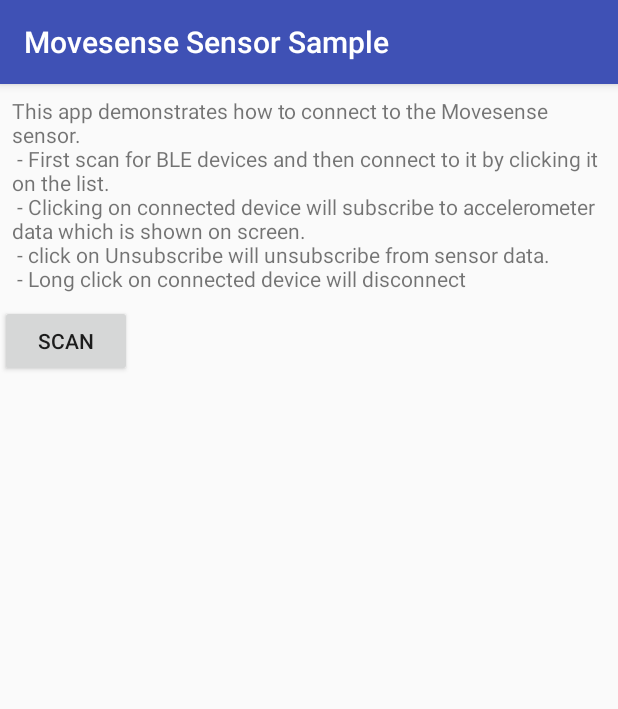
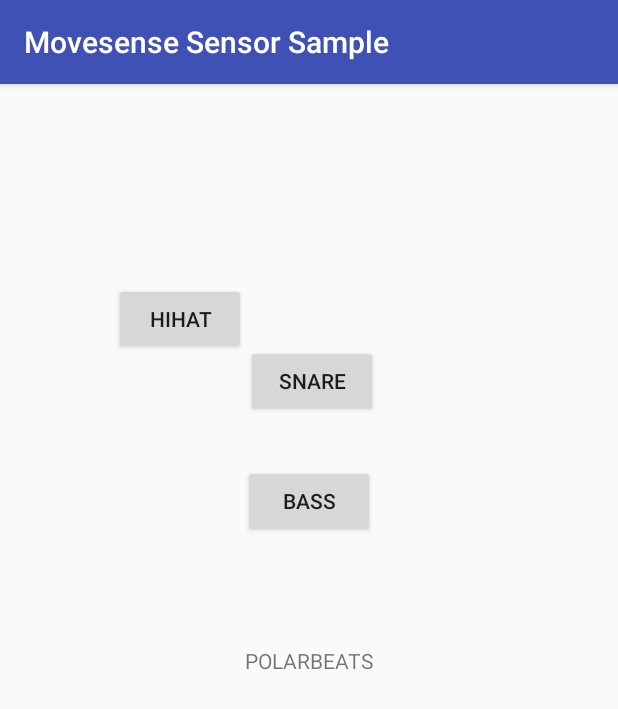
Before and after one commit to mjturt/polarbeats, an Android app: the screen it shows after launch (MainActivity), on a phone screen of 412 x 824 dp. Shown: the top 709 px of the screen. Run offline under Robolectric (Android 15) with nearby library versions, the light colour scheme and no system bars.

Commit message:
Mainactivity rumpunäkymäksi

```diff
--- a/app/src/main/java/com/movesense/samples/sensorsample/MainActivity.java
+++ b/app/src/main/java/com/movesense/samples/sensorsample/ConnectActivity.java
@@ -30,8 +30,8 @@
 
 import rx.Subscription;
 
-public class MainActivity extends AppCompatActivity implements AdapterView.OnItemLongClickListener, AdapterView.OnItemClickListener  {
-    private static final String LOG_TAG = MainActivity.class.getSimpleName();
+public class ConnectActivity extends AppCompatActivity implements AdapterView.OnItemLongClickListener, AdapterView.OnItemClickListener  {
+    private static final String LOG_TAG = ConnectActivity.class.getSimpleName();
     private static final int MY_PERMISSIONS_REQUEST_LOCATION = 1;
 
     // MDS
@@ -56,7 +56,7 @@
     @Override
     protected void onCreate(Bundle savedInstanceState) {
         super.onCreate(savedInstanceState);
-        setContentView(R.layout.activity_main);
+        setContentView(R.layout.activity_connect);
 
         // Init Scan UI
         mScanResultListView = (ListView)findViewById(R.id.listScanResult);
--- /dev/null
+++ b/app/src/main/java/com/movesense/samples/sensorsample/MainActivity.kt
@@ -0,0 +1,45 @@
+package com.movesense.samples.sensorsample
+
+import android.media.MediaPlayer
+import android.support.v7.app.AppCompatActivity
+import android.os.Bundle
+import android.widget.Button
+
+class MainActivity : AppCompatActivity() {
+
+    private lateinit var snare: MediaPlayer
+    private lateinit var bass: MediaPlayer
+    private lateinit var hihat: MediaPlayer
+
+    override fun onCreate (savedInstanceState: Bundle?) {
+        super.onCreate (savedInstanceState)
+        setContentView (R.layout.activity_main)
+
+        snare = MediaPlayer.create (this, R.raw.snare)
+        bass = MediaPlayer.create (this, R.raw.bass)
+        hihat = MediaPlayer.create (this, R.raw.hihat)
+
+        val snareButton = findViewById (R.id.snare) as Button
+        val bassButton = findViewById (R.id.bass) as Button
+        val hihatButton = findViewById (R.id.hihat) as Button
+
+        snareButton.setOnClickListener {
+            snare.start()
+        }
+
+        bassButton.setOnClickListener {
+            bass.start()
+        }
+
+        hihatButton.setOnClickListener {
+            hihat.start()
+        }
+    }
+
+    override fun onDestroy () {
+        super.onDestroy ()
+        snare.release ()
+        bass.release ()
+        hihat.release ()
+    }
+}
--- a/app/src/main/res/layout/activity_main.xml
+++ b/app/src/main/res/layout/activity_main.xml
@@ -1,75 +1,47 @@
 <?xml version="1.0" encoding="utf-8"?>
-<android.support.constraint.ConstraintLayout xmlns:android="http://schemas.android.com/apk/res/android"
+<android.support.constraint.ConstraintLayout
+        xmlns:android="http://schemas.android.com/apk/res/android"
+        xmlns:tools="http://schemas.android.com/tools"
         xmlns:app="http://schemas.android.com/apk/res-auto"
-    xmlns:tools="http://schemas.android.com/tools"
         android:layout_width="match_parent"
         android:layout_height="match_parent"
-    tools:context="com.movesense.movesensedocsample.MainActivity">
-
-    <LinearLayout
-        android:layout_width="match_parent"
-        android:layout_height="match_parent"
-        android:orientation="vertical"
-        tools:layout_editor_absoluteY="8dp"
-        tools:layout_editor_absoluteX="8dp">
+        tools:context=".MainActivity">
 
     <TextView
-            android:id="@+id/textView"
-            android:layout_width="match_parent"
-            android:layout_height="wrap_content"
-            android:layout_margin="8dp"
-            android:text="@string/instructions_text" />
-
-        <Button
-            android:id="@+id/buttonScan"
             android:layout_width="wrap_content"
             android:layout_height="wrap_content"
-            android:onClick="onScanClicked"
-            android:layout_marginEnd="8dp"
-            android:layout_marginRight="8dp"
-            android:text="Scan"
-            android:visibility="visible" />
-
+            android:text="POLARBEATS"
+            app:layout_constraintBottom_toBottomOf="parent"
+            app:layout_constraintLeft_toLeftOf="parent"
+            app:layout_constraintRight_toRightOf="parent"
+            app:layout_constraintTop_toTopOf="parent" android:id="@+id/textView"/>
     <Button
-            android:id="@+id/buttonScanStop"
+            android:text="snare"
             android:layout_width="wrap_content"
             android:layout_height="wrap_content"
-            android:onClick="onScanStopClicked"
-            android:layout_marginEnd="8dp"
-            android:layout_marginRight="8dp"
-            android:text="Stop Scan"
-            android:visibility="gone" />
-
-        <LinearLayout
-            android:id="@+id/sensorUI"
-            android:visibility="gone"
-            android:layout_width="match_parent"
-            android:layout_height="wrap_content"
-            android:orientation="horizontal"
-            tools:layout_editor_absoluteY="8dp"
-            tools:layout_editor_absoluteX="8dp">
-
+            android:id="@+id/snare"
+            app:layout_constraintTop_toTopOf="parent"
+            android:layout_marginTop="173dp" app:layout_constraintEnd_toEndOf="parent"
+            android:layout_marginEnd="160dp" app:layout_constraintStart_toStartOf="parent"
+            android:layout_marginStart="163dp" android:layout_marginBottom="15dp"
+            app:layout_constraintBottom_toTopOf="@+id/bass"/>
     <Button
-                android:id="@+id/buttonUnsubscribe"
+            android:text="bass"
             android:layout_width="wrap_content"
             android:layout_height="wrap_content"
-                android:text="Unsubscribe"
-                android:onClick="onUnsubscribeClicked" />
+            android:id="@+id/bass" android:layout_marginTop="15dp"
+            app:layout_constraintTop_toBottomOf="@+id/snare" app:layout_constraintEnd_toEndOf="parent"
+            android:layout_marginEnd="162dp" app:layout_constraintStart_toStartOf="parent"
+            android:layout_marginStart="162dp" android:layout_marginBottom="72dp"
+            app:layout_constraintBottom_toTopOf="@+id/textView"/>
+    <Button
+            android:text="hihat"
+            android:layout_width="wrap_content"
+            android:layout_height="wrap_content"
+            android:id="@+id/hihat" app:layout_constraintTop_toTopOf="parent"
+            android:layout_marginTop="114dp" app:layout_constraintStart_toStartOf="parent"
+            android:layout_marginStart="75dp" app:layout_constraintEnd_toEndOf="parent"
+            android:layout_marginEnd="248dp" android:layout_marginBottom="569dp"
+            app:layout_constraintBottom_toBottomOf="parent"/>
 
-
-            <TextView
-                android:id="@+id/sensorMsg"
-                android:layout_width="wrap_content"
-                android:layout_height="wrap_content" />
-
-        </LinearLayout>
-
-        <ListView
-            android:id="@+id/listScanResult"
-            android:layout_width="match_parent"
-            android:layout_height="match_parent"
-            android:layout_marginEnd="8dp"
-            android:layout_marginRight="8dp"
-            android:layout_weight="1" />
-    </LinearLayout>
 </android.support.constraint.ConstraintLayout>
```
Also changed, not shown: app/src/main/res/layout/activity_connect.xml (added, +75 -0 lines), app/src/main/res/layout/activity_drums.xml (deleted, +0 -47 lines), 2 other files. Lines whose indentation alone changed are shown as unchanged.
